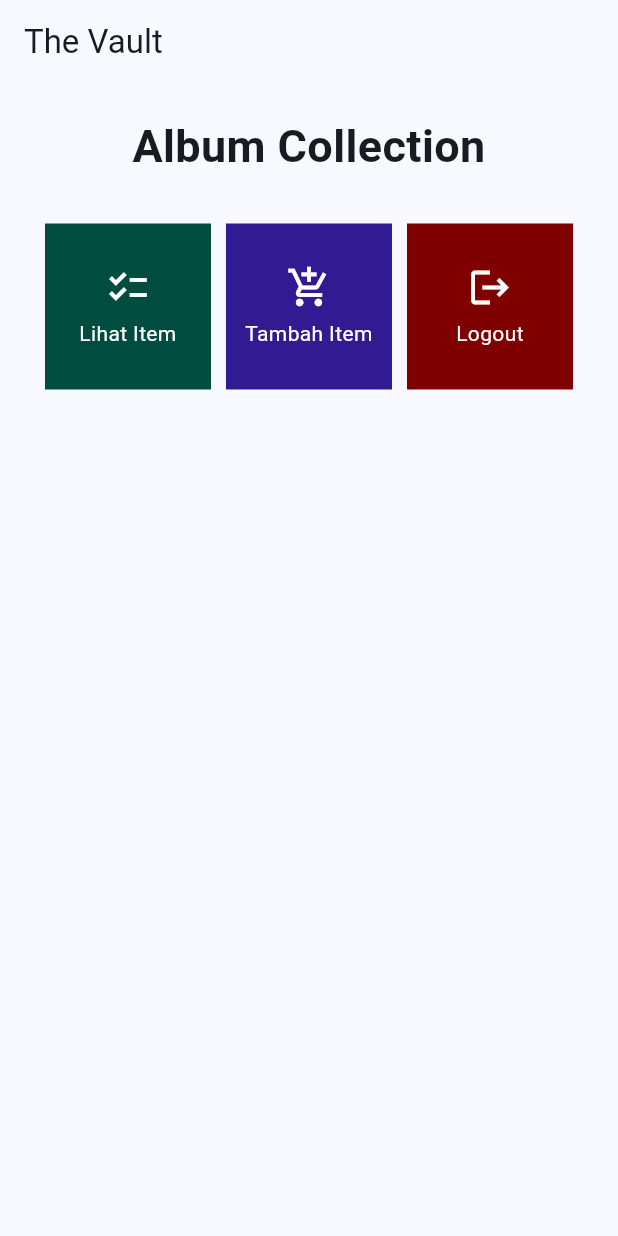
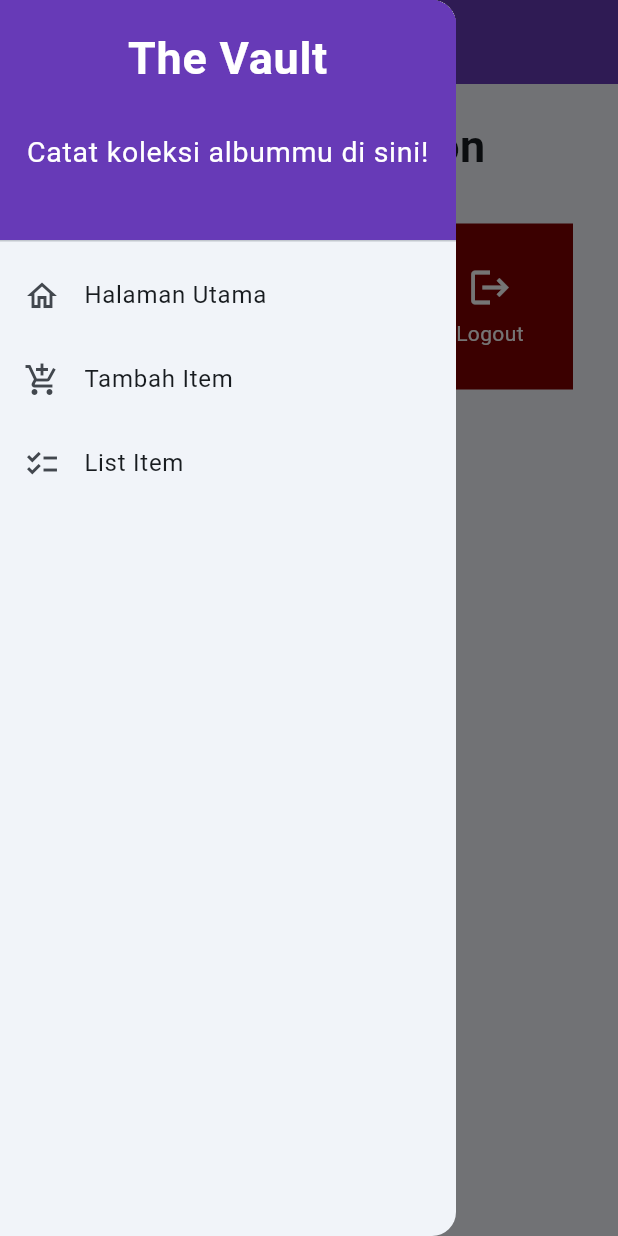
Before and after one commit to kkuratolodon/the-vault-mobile, a Flutter app: the screen it shows after launch, with the side drawer open (before the commit the screen has no drawer), on a phone screen of 412 x 824 dp. Run offline on Flutter 3.47's test engine with Material 2 defaults, Android fonts, the phone set to English and light mode, and no system bars.

Commit message:
bismillah ip sem 3 dpt 4

```diff
--- a/lib/main.dart
+++ b/lib/main.dart
@@ -1,5 +1,5 @@
 import 'package:flutter/material.dart';
-import 'package:the_vault_mobile/menu.dart';
+import 'package:the_vault_mobile/screens/menu.dart';
 void main() {
   runApp(const MyApp());
 }
--- a/lib/menu.dart
+++ b/lib/screens/menu.dart
@@ -1,4 +1,7 @@
 import 'package:flutter/material.dart';
+import 'package:the_vault_mobile/widgets/inv_card.dart';
+import 'package:the_vault_mobile/widgets/left_drawer.dart';
+
 
 class InvItem {
   final String name;
@@ -23,7 +26,10 @@ class MyHomePage extends StatelessWidget {
     return Scaffold(
       appBar: AppBar(
         title: const Text('The Vault'),
+        backgroundColor: Colors.deepPurple  ,
+        foregroundColor: Colors.white,
       ),
+      drawer: const LeftDrawer(),
       body: SingleChildScrollView(
         child: Padding(
           padding: const EdgeInsets.all(10.0),
@@ -58,48 +64,3 @@ class MyHomePage extends StatelessWidget {
     );
   }
 }
-
-class InvCard extends StatelessWidget {
-  final InvItem item;
-
-  const InvCard(this.item, {super.key}); // Constructor
-
-  @override
-  Widget build(BuildContext context) {
-    return Material(
-      color: item.color,
-      child: InkWell(
-        // Area responsive terhadap sentuhan
-        onTap: () {
-          // Memunculkan SnackBar ketika diklik
-          ScaffoldMessenger.of(context)
-            ..hideCurrentSnackBar()
-            ..showSnackBar(SnackBar(
-                content: Text("Kamu telah menekan tombol ${item.name}!")));
-        },
-        child: Container(
-          // Container untuk menyimpan Icon dan Text
-          padding: const EdgeInsets.all(8),
-          child: Center(
-            child: Column(
-              mainAxisAlignment: MainAxisAlignment.center,
-              children: [
-                Icon(
-                  item.icon,
-                  color: Colors.white,
-                  size: 30.0,
-                ),
-                const Padding(padding: EdgeInsets.all(3)),
-                Text(
-                  item.name,
-                  textAlign: TextAlign.center,
-                  style: const TextStyle(color: Colors.white),
-                ),
-              ],
-            ),
-          ),
-        ),
-      ),
-    );
-  }
-}
--- /dev/null
+++ b/lib/widgets/inv_card.dart
@@ -0,0 +1,72 @@
+import 'package:flutter/material.dart';
+import 'package:the_vault_mobile/screens/itemlist_form.dart';
+import 'package:the_vault_mobile/screens/itemlist_page.dart';
+import 'package:the_vault_mobile/screens/menu.dart';
+
+class AlbumItem {
+  String name;
+  int amount;
+  String description;
+  AlbumItem(this.name, this.amount, this.description);
+}
+List<AlbumItem>itemList = [];
+
+class InvCard extends StatelessWidget {
+  final InvItem item;
+
+  const InvCard(this.item, {super.key}); // Constructor
+
+  @override
+  Widget build(BuildContext context) {
+    return Material(
+      color: item.color,
+      child: InkWell(
+        // Area responsive terhadap sentuhan
+        onTap: () {
+          // Memunculkan SnackBar ketika diklik
+          ScaffoldMessenger.of(context)
+            ..hideCurrentSnackBar()
+            ..showSnackBar(SnackBar(
+                content: Text("Kamu telah menekan tombol ${item.name}!")));
+          // Navigate ke route yang sesuai (tergantung jenis tombol)
+          if (item.name == "Tambah Item") {
+            Navigator.pushReplacement(
+                context,
+                MaterialPageRoute(
+                  builder: (context) => const ItemFormPage(),
+                ));
+          }
+          else if (item.name == "Lihat Item") {
+            Navigator.pushReplacement(
+                context,
+                MaterialPageRoute(
+                  builder: (context) => const ItemListPage(),
+                ));
+          }
+        },
+        child: Container(
+          // Container untuk menyimpan Icon dan Text
+          padding: const EdgeInsets.all(8),
+          child: Center(
+            child: Column(
+              mainAxisAlignment: MainAxisAlignment.center,
+              children: [
+                Icon(
+                  item.icon,
+                  color: Colors.white,
+                  size: 30.0,
+                ),
+                const Padding(padding: EdgeInsets.all(3)),
+                Text(
+                  item.name,
+                  textAlign: TextAlign.center,
+                  style: const TextStyle(color: Colors.white),
+                ),
+              ],
+            ),
+          ),
+        ),
+      ),
+    );
+  }
+}
--- /dev/null
+++ b/lib/widgets/left_drawer.dart
@@ -0,0 +1,81 @@
+import 'package:flutter/material.dart';
+import 'package:the_vault_mobile/screens/itemlist_page.dart';
+import 'package:the_vault_mobile/screens/menu.dart';
+import 'package:the_vault_mobile/screens/itemlist_form.dart';
+
+class LeftDrawer extends StatelessWidget {
+  const LeftDrawer({super.key});
+
+  @override
+  Widget build(BuildContext context) {
+    return Drawer(
+      child: ListView(
+        children: [
+          const DrawerHeader(
+            decoration: BoxDecoration(
+              color: Colors.deepPurple,
+            ),
+            child: Column(
+              children: [
+                Text(
+                  'The Vault',
+                  textAlign: TextAlign.center,
+                  style: TextStyle(
+                    fontSize: 30,
+                    fontWeight: FontWeight.bold,
+                    color: Colors.white,
+                  ),
+                ),
+                Padding(padding: EdgeInsets.all(13)),
+                Text("Catat koleksi albummu di sini!",
+                  textAlign: TextAlign.center,
+                  style: TextStyle(
+                    fontSize: 19,
+                    fontWeight: FontWeight.normal,
+                    color: Colors.white,
+                  ),
+                ),
+              ],
+            ),
+          ),
+          ListTile(
+            leading: const Icon(Icons.home_outlined),
+            title: const Text('Halaman Utama'),
+            // Bagian redirection ke MyHomePage
+            onTap: () {
+              Navigator.pushReplacement(
+                  context,
+                  MaterialPageRoute(
+                    builder: (context) => MyHomePage(),
+                  ));
+            },
+          ),
+          ListTile(
+            leading: const Icon(Icons.add_shopping_cart),
+            title: const Text('Tambah Item'),
+            // Bagian redirection ke ShopFormPage
+            onTap: () {
+              Navigator.pushReplacement(
+                  context,
+                  MaterialPageRoute(
+                    builder: (context) => ItemFormPage(),
+                  ));
+            },
+          ),
+          ListTile(
+            leading: const Icon(Icons.checklist),
+            title: const Text('List Item'),
+            // Bagian redirection ke ShopFormPage
+            onTap: () {
+              Navigator.pushReplacement(
+                  context,
+                  MaterialPageRoute(
+                    builder: (context) => ItemListPage(),
+                  ));
+            },
+          ),
+        ],
+      ),
+    );
+  }
+}
```
Also changed, not shown: lib/screens/itemlist_form.dart (added, +161 -0 lines), lib/screens/itemlist_page.dart (added, +64 -0 lines).
